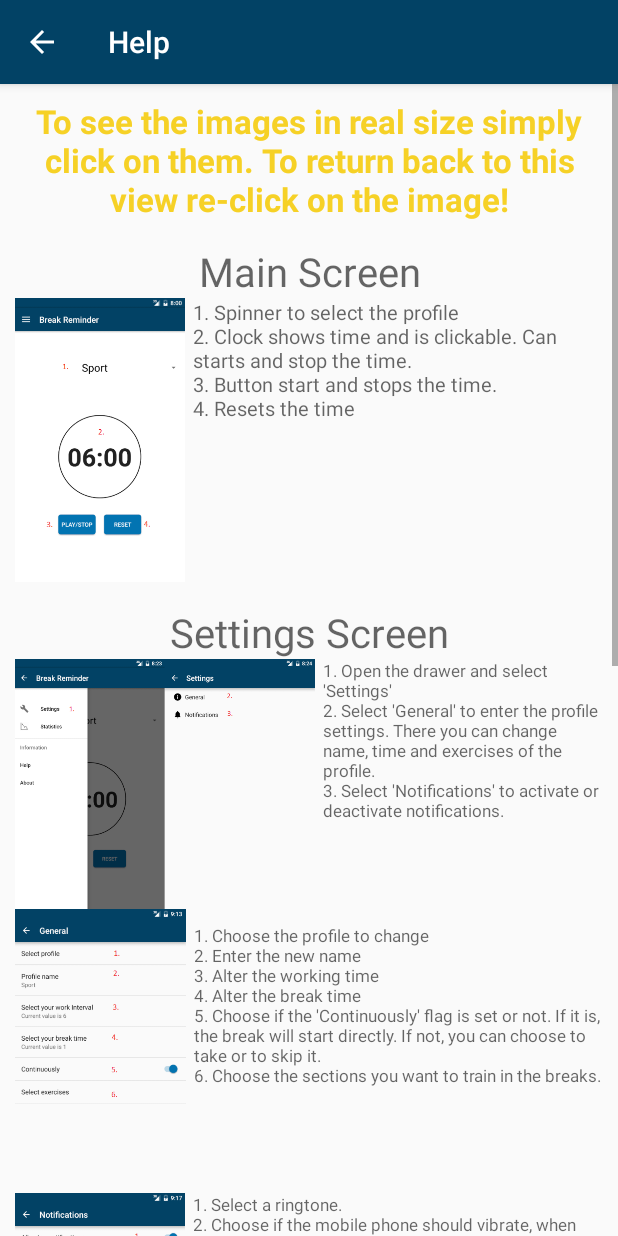
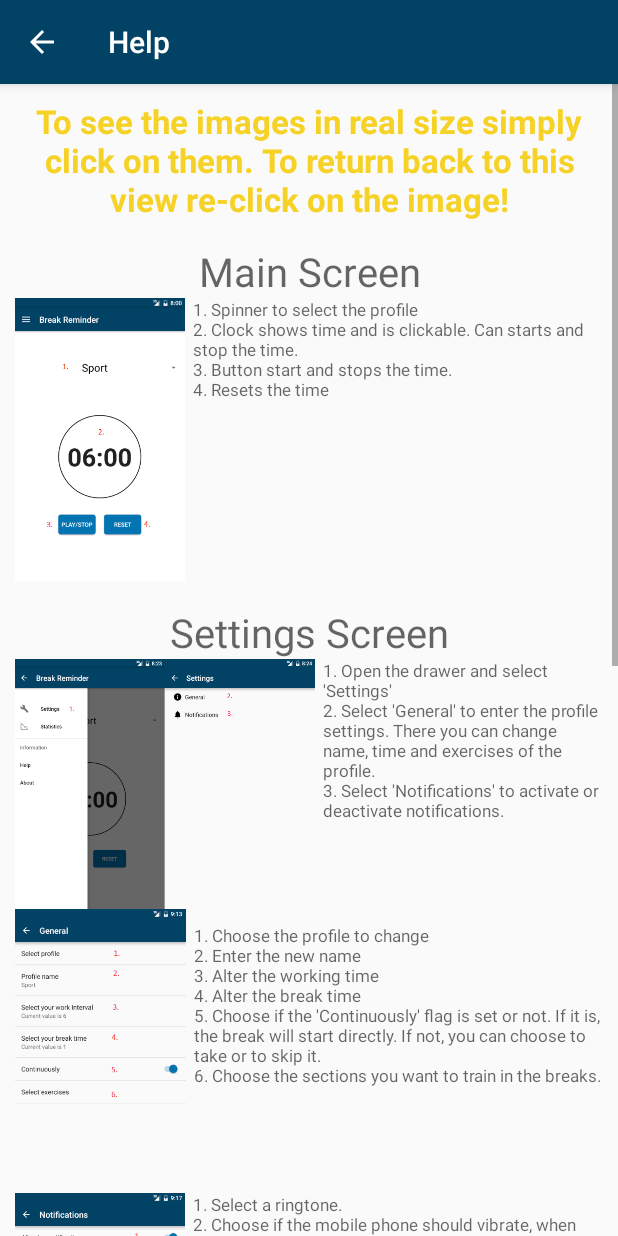
Before and after one commit to SecUSo/privacy-friendly-pausing-healthily, an Android app: the HelpActivity screen opened directly, with no data from a screen before it, on a phone screen of 412 x 824 dp. Run offline under Robolectric (Android 15) with nearby library versions, the phone set to English and light mode, and no system bars.

Commit message:
Layout Changes
No Statistics
Small changes in help

```diff
--- a/app/src/main/java/orgprivacy_friendly_apps/secuso/privacyfriendlybreakreminder/BreakReminder.java
+++ b/app/src/main/java/orgprivacy_friendly_apps/secuso/privacyfriendlybreakreminder/BreakReminder.java
@@ -297,10 +297,10 @@ public class BreakReminder extends AppCompatActivity
             // Handle the profile action
             Intent intent = new Intent(this, SettingsActivity.class);
             this.startActivity(intent);
-        } else if (id == R.id.nav_statistics) {
+        //} else if (id == R.id.nav_statistics) {
             // Show statistics
-            Intent intent = new Intent(this, StatisticsActivity.class);
-            this.startActivity(intent);
+            //Intent intent = new Intent(this, StatisticsActivity.class);
+            //this.startActivity(intent);
         } else if (id == R.id.nav_help) {
             // Show help
             Intent intent = new Intent(this, HelpActivity.class);
--- a/app/src/main/res/layout/help.xml
+++ b/app/src/main/res/layout/help.xml
@@ -58,7 +58,7 @@
             android:layout_toRightOf="@+id/imageView"
             android:text="@string/help_start_screen"
             android:textAppearance="?android:attr/textAppearanceMedium"
-            android:textSize="6pt"
+            android:textSize="5pt"
             android:layout_marginLeft="5dp"/>
 
         <TextView
--- a/app/src/main/res/menu/activity_break_reminder_drawer.xml
+++ b/app/src/main/res/menu/activity_break_reminder_drawer.xml
@@ -9,10 +9,11 @@
             android:id="@+id/nav_settings"
             android:icon="@drawable/ic_menu_manage"
             android:title="@string/title_activity_settings" />
-        <item
+        <!--<item
             android:id="@+id/nav_statistics"
             android:icon="@drawable/drawer_statistic_logo"
             android:title="@string/statistics" />
+            -->
     </group>
 
     <group android:checkableBehavior="single">
```
